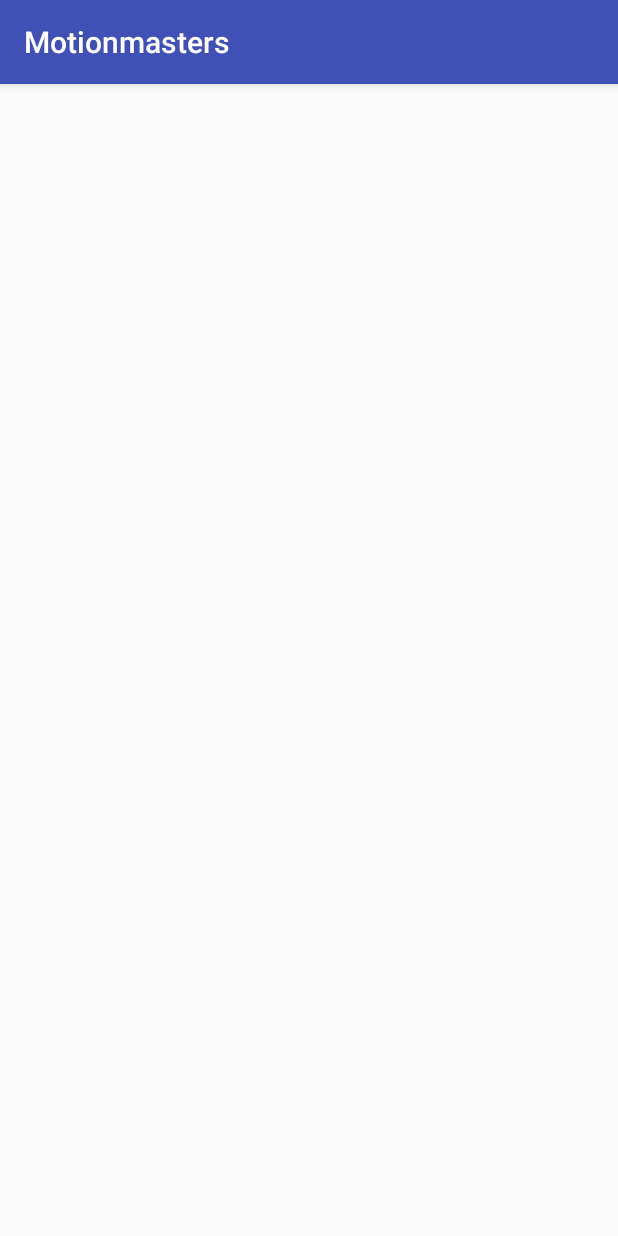
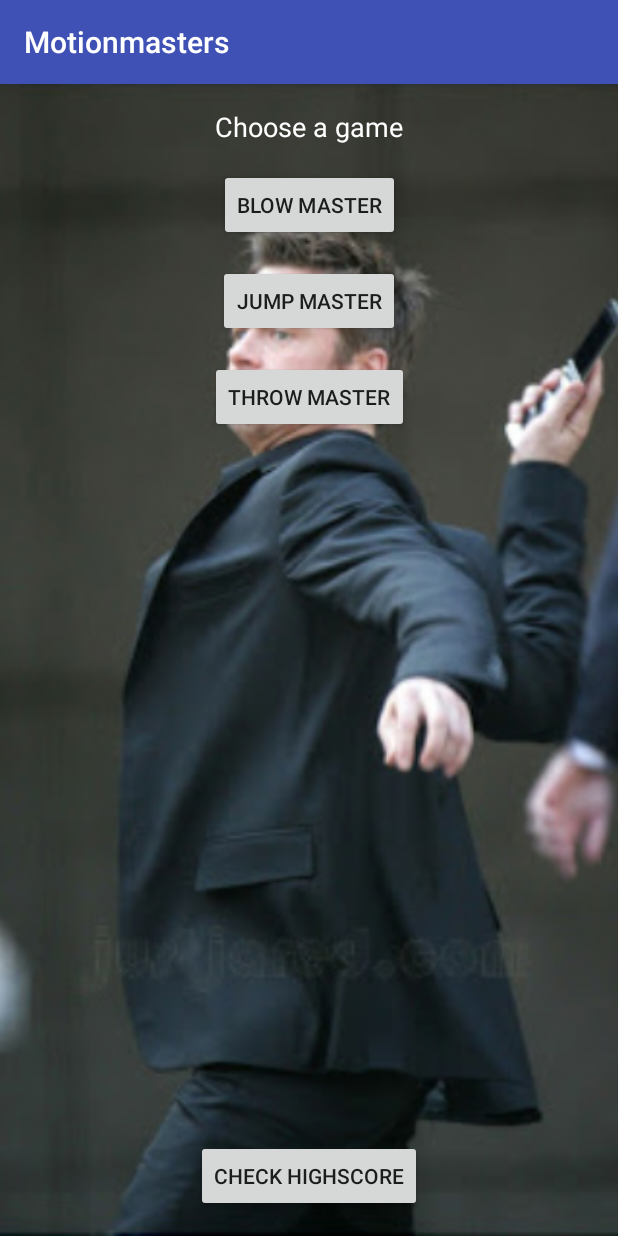
Before and after one commit to tovesson/MAMN01---Projekt, an Android app: the screen it shows after launch (MainActivity), on a phone screen of 412 x 824 dp. Run offline under Robolectric (Android 15) with nearby library versions, the phone set to English and light mode, and no system bars.

Commit message:
Fix so that splash screen is its own activity so that main activity can be styled Add buttons for each game as well as highscore on main activity

```diff
--- a/app/src/main/AndroidManifest.xml
+++ b/app/src/main/AndroidManifest.xml
@@ -10,17 +10,17 @@
         android:supportsRtl="true"
         android:theme="@style/AppTheme">
         <activity
-            android:name=".MainActivity"
+            android:name=".SplashActivity"
             android:theme="@style/SplashTheme">
             <intent-filter>
                 <action android:name="android.intent.action.MAIN" />
-
                 <category android:name="android.intent.category.LAUNCHER" />
             </intent-filter>
         </activity>
+        <activity android:name=".MainActivity" />
         <activity android:name=".BlowActivity" />
         <activity android:name=".JumpActivity" />
-        <activity android:name=".ThrowActivity"></activity>
+        <activity android:name=".ThrowActivity" />
     </application>
 
 </manifest>
--- a/app/src/main/java/com/example/motionmasters/motionmasters/MainActivity.java
+++ b/app/src/main/java/com/example/motionmasters/motionmasters/MainActivity.java
@@ -1,18 +1,43 @@
 package com.example.motionmasters.motionmasters;
 
-import android.media.MediaPlayer;
+import android.content.Intent;
 import android.os.Bundle;
 import android.support.v7.app.AppCompatActivity;
+import android.view.View;
+import android.widget.Button;
 
 public class MainActivity extends AppCompatActivity {
 
     @Override
     protected void onCreate(Bundle savedInstanceState) {
-        setTheme(R.style.AppTheme);
         super.onCreate(savedInstanceState);
+        setContentView(R.layout.activity_main);
 
-        // Play sound
-        MediaPlayer mediaPlayer = MediaPlayer.create(this, R.raw.sound);
-        mediaPlayer.start();
+        Button blowMasterButton = findViewById(R.id.blowMasterButton);
+        blowMasterButton.setOnClickListener(new View.OnClickListener() {
+            @Override
+            public void onClick(View v) {
+                Intent intent = new Intent(v.getContext(), BlowActivity.class);
+                startActivity(intent);
+            }
+        });
+
+        Button jumpMasterButton = findViewById(R.id.jumpMasterButton);
+        jumpMasterButton.setOnClickListener(new View.OnClickListener() {
+            @Override
+            public void onClick(View v) {
+                Intent intent = new Intent(v.getContext(), JumpActivity.class);
+                startActivity(intent);
+            }
+        });
+
+        Button throwMasterButton = findViewById(R.id.throwMasterButton);
+        throwMasterButton.setOnClickListener(new View.OnClickListener() {
+            @Override
+            public void onClick(View v) {
+                Intent intent = new Intent(v.getContext(), ThrowActivity.class);
+                startActivity(intent);
+            }
+        });
     }
 }
--- /dev/null
+++ b/app/src/main/java/com/example/motionmasters/motionmasters/SplashActivity.java
@@ -0,0 +1,26 @@
+package com.example.motionmasters.motionmasters;
+
+import android.content.Intent;
+import android.media.MediaPlayer;
+import android.os.Bundle;
+import android.support.v7.app.AppCompatActivity;
+
+/**
+ * Created by danieltovesson on 2018-05-02.
+ */
+
+public class SplashActivity extends AppCompatActivity {
+
+    @Override
+    protected void onCreate(Bundle savedInstanceState) {
+        super.onCreate(savedInstanceState);
+
+        // Play sound
+        MediaPlayer mediaPlayer = MediaPlayer.create(this, R.raw.sound);
+        mediaPlayer.start();
+
+        // Start main activity and close splash activity
+        startActivity(new Intent(SplashActivity.this, MainActivity.class));
+        finish();
+    }
+}
--- a/app/src/main/res/layout/activity_main.xml
+++ b/app/src/main/res/layout/activity_main.xml
@@ -6,13 +6,79 @@
     android:layout_height="match_parent"
     tools:context="com.example.motionmasters.motionmasters.MainActivity">
 
+    <ImageView
+        android:id="@+id/imageView"
+        android:layout_width="0dp"
+        android:layout_height="0dp"
+        android:contentDescription="@string/background"
+        android:scaleType="centerCrop"
+        app:layout_constraintBottom_toBottomOf="parent"
+        app:layout_constraintEnd_toEndOf="parent"
+        app:layout_constraintStart_toStartOf="parent"
+        app:layout_constraintTop_toTopOf="parent"
+        app:srcCompat="@drawable/background" />
+
     <TextView
+        android:id="@+id/textView"
         android:layout_width="wrap_content"
         android:layout_height="wrap_content"
-        android:text="Hello World!"
-        app:layout_constraintBottom_toBottomOf="parent"
-        app:layout_constraintLeft_toLeftOf="parent"
-        app:layout_constraintRight_toRightOf="parent"
+        android:layout_marginEnd="16dp"
+        android:layout_marginStart="16dp"
+        android:layout_marginTop="16dp"
+        android:text="@string/choose_game"
+        android:textAlignment="textStart"
+        android:textColor="#fff"
+        android:textSize="18sp"
+        app:layout_constraintEnd_toEndOf="parent"
+        app:layout_constraintStart_toStartOf="parent"
         app:layout_constraintTop_toTopOf="parent" />
 
+    <Button
+        android:id="@+id/blowMasterButton"
+        android:layout_width="wrap_content"
+        android:layout_height="wrap_content"
+        android:layout_marginEnd="8dp"
+        android:layout_marginStart="8dp"
+        android:layout_marginTop="16dp"
+        android:text="@string/blow_master"
+        app:layout_constraintEnd_toEndOf="parent"
+        app:layout_constraintStart_toStartOf="parent"
+        app:layout_constraintTop_toBottomOf="@+id/textView" />
+
+    <Button
+        android:id="@+id/jumpMasterButton"
+        android:layout_width="wrap_content"
+        android:layout_height="wrap_content"
+        android:layout_marginEnd="8dp"
+        android:layout_marginStart="8dp"
+        android:layout_marginTop="16dp"
+        android:text="@string/jump_master"
+        app:layout_constraintEnd_toEndOf="parent"
+        app:layout_constraintStart_toStartOf="parent"
+        app:layout_constraintTop_toBottomOf="@+id/blowMasterButton" />
+
+    <Button
+        android:id="@+id/throwMasterButton"
+        android:layout_width="wrap_content"
+        android:layout_height="wrap_content"
+        android:layout_marginEnd="8dp"
+        android:layout_marginStart="8dp"
+        android:layout_marginTop="16dp"
+        android:text="@string/throw_master"
+        app:layout_constraintEnd_toEndOf="parent"
+        app:layout_constraintStart_toStartOf="parent"
+        app:layout_constraintTop_toBottomOf="@+id/jumpMasterButton" />
+
+    <Button
+        android:id="@+id/highscoreButton"
+        android:layout_width="wrap_content"
+        android:layout_height="wrap_content"
+        android:layout_marginBottom="16dp"
+        android:layout_marginEnd="8dp"
+        android:layout_marginStart="8dp"
+        android:text="@string/check_highscore"
+        app:layout_constraintBottom_toBottomOf="@+id/imageView"
+        app:layout_constraintEnd_toEndOf="parent"
+        app:layout_constraintStart_toStartOf="parent" />
+
 </android.support.constraint.ConstraintLayout>
--- a/app/src/main/res/values/strings.xml
+++ b/app/src/main/res/values/strings.xml
@@ -1,3 +1,9 @@
 <resources>
     <string name="app_name">Motionmasters</string>
+    <string name="background">Background</string>
+    <string name="choose_game">Choose a game</string>
+    <string name="blow_master">Blow master</string>
+    <string name="throw_master">Throw master</string>
+    <string name="jump_master">Jump master</string>
+    <string name="check_highscore">Check highscore</string>
 </resources>
```
Also changed, not shown: app/src/main/res/drawable/background.jpg (added).
